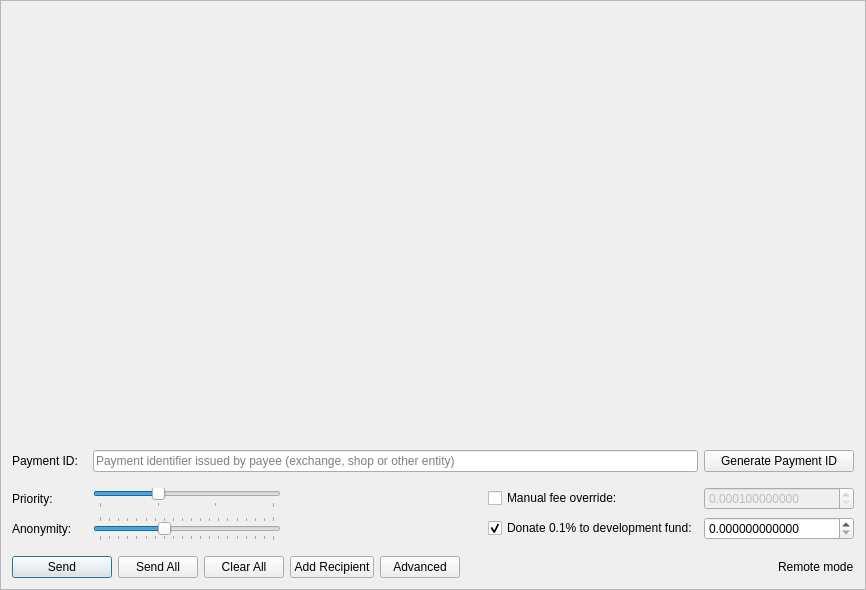
The window that src/gui/ui/sendframe.ui (cryptonotefoundation/cryptonotewallet) describes before a commit, drawn with Qt 5.
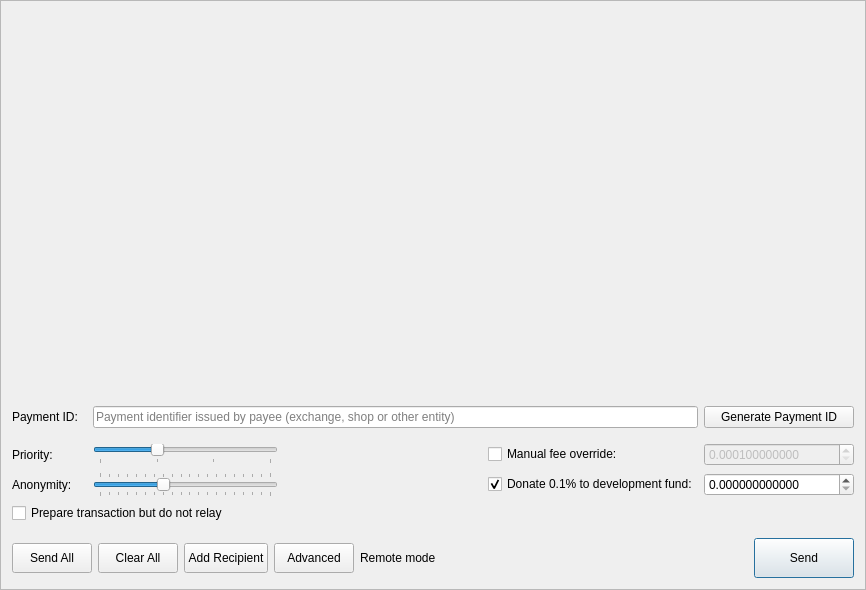
The same window after the commit. Icons and pictures are not drawn.

Commit message: Prepare raw tx but don't relay, show it in dialogue as hex for future relay via node's RPC or explorer pushtx

Diff of the .ui file:
```diff
--- a/src/gui/ui/sendframe.ui
+++ b/src/gui/ui/sendframe.ui
@@ -34,7 +34,7 @@
         <x>0</x>
         <y>0</y>
         <width>846</width>
-        <height>538</height>
+        <height>522</height>
        </rect>
       </property>
       <layout class="QVBoxLayout" name="m_send_frame_layout">
@@ -390,6 +390,13 @@
             </property>
            </widget>
           </item>
+          <item row="2" column="0" colspan="6">
+           <widget class="QCheckBox" name="dontRelayCheckBox">
+            <property name="text">
+             <string>Prepare transaction but do not relay</string>
+            </property>
+           </widget>
+          </item>
          </layout>
         </widget>
        </item>
@@ -399,28 +406,20 @@
    </item>
    <item>
     <layout class="QHBoxLayout" name="horizontalLayout">
-     <item>
-      <widget class="QPushButton" name="m_sendButton">
-       <property name="minimumSize">
-        <size>
-         <width>100</width>
-         <height>0</height>
-        </size>
-       </property>
-       <property name="text">
-        <string>Send</string>
-       </property>
-       <property name="icon">
-        <iconset resource="../../resources.qrc">
-         <normaloff>:/icons/btn-send</normaloff>:/icons/btn-send</iconset>
-       </property>
-       <property name="default">
-        <bool>true</bool>
-       </property>
-      </widget>
-     </item>
      <item>
       <widget class="QPushButton" name="m_sendAllButton">
+       <property name="minimumSize">
+        <size>
+         <width>0</width>
+         <height>30</height>
+        </size>
+       </property>
+       <property name="maximumSize">
+        <size>
+         <width>16777215</width>
+         <height>30</height>
+        </size>
+       </property>
        <property name="text">
         <string>Send All</string>
        </property>
@@ -432,6 +431,18 @@
      </item>
      <item>
       <widget class="QPushButton" name="m_clearAllButton">
+       <property name="minimumSize">
+        <size>
+         <width>0</width>
+         <height>30</height>
+        </size>
+       </property>
+       <property name="maximumSize">
+        <size>
+         <width>16777215</width>
+         <height>30</height>
+        </size>
+       </property>
        <property name="text">
         <string>Clear All</string>
        </property>
@@ -443,6 +454,18 @@
      </item>
      <item>
       <widget class="QPushButton" name="m_addRecipientButton">
+       <property name="minimumSize">
+        <size>
+         <width>0</width>
+         <height>30</height>
+        </size>
+       </property>
+       <property name="maximumSize">
+        <size>
+         <width>16777215</width>
+         <height>30</height>
+        </size>
+       </property>
        <property name="text">
         <string>Add Recipient</string>
        </property>
@@ -454,6 +477,18 @@
      </item>
      <item>
       <widget class="QPushButton" name="m_advancedButton">
+       <property name="minimumSize">
+        <size>
+         <width>0</width>
+         <height>30</height>
+        </size>
+       </property>
+       <property name="maximumSize">
+        <size>
+         <width>16777215</width>
+         <height>30</height>
+        </size>
+       </property>
        <property name="text">
         <string>Advanced</string>
        </property>
@@ -466,19 +501,6 @@
        </property>
       </widget>
      </item>
-     <item>
-      <spacer name="horizontalSpacer_2">
-       <property name="orientation">
-        <enum>Qt::Horizontal</enum>
-       </property>
-       <property name="sizeHint" stdset="0">
-        <size>
-         <width>40</width>
-         <height>20</height>
-        </size>
-       </property>
-      </spacer>
-     </item>
      <item>
       <widget class="QLabel" name="m_remote_label">
        <property name="font">
@@ -495,6 +517,39 @@
        </property>
       </widget>
      </item>
+     <item>
+      <spacer name="horizontalSpacer_2">
+       <property name="orientation">
+        <enum>Qt::Horizontal</enum>
+       </property>
+       <property name="sizeHint" stdset="0">
+        <size>
+         <width>40</width>
+         <height>20</height>
+        </size>
+       </property>
+      </spacer>
+     </item>
+     <item>
+      <widget class="QPushButton" name="m_sendButton">
+       <property name="minimumSize">
+        <size>
+         <width>100</width>
+         <height>40</height>
+        </size>
+       </property>
+       <property name="text">
+        <string>Send</string>
+       </property>
+       <property name="icon">
+        <iconset resource="../../resources.qrc">
+         <normaloff>:/icons/btn-send</normaloff>:/icons/btn-send</iconset>
+       </property>
+       <property name="default">
+        <bool>true</bool>
+       </property>
+      </widget>
+     </item>
     </layout>
    </item>
   </layout>
```
Left out of the diff: 291 changed lines with no effect on the pictures. The commit also changes 6 other files.
